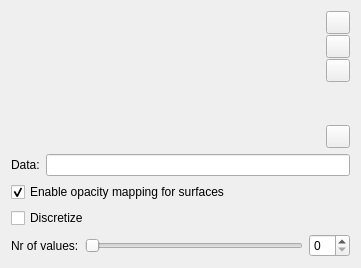
Qt form MorphoDig/Qt/mqColorOpacityEditorWidget.ui (morphomuseum/MorphoDig) before a commit.
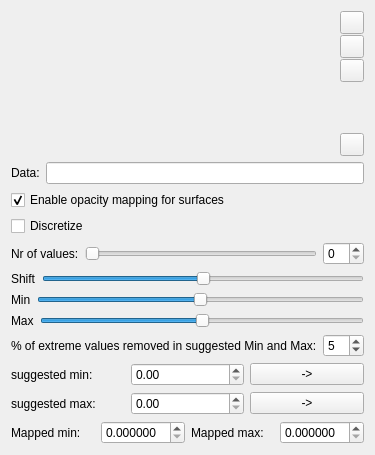
The same form after that commit. Icons and pictures are not drawn. Custom widgets are drawn as their Qt base class.

```diff
--- a/MorphoDig/Qt/mqColorOpacityEditorWidget.ui
+++ b/MorphoDig/Qt/mqColorOpacityEditorWidget.ui
@@ -7,7 +7,7 @@
     <x>0</x>
     <y>0</y>
     <width>361</width>
-    <height>268</height>
+    <height>455</height>
    </rect>
   </property>
   <property name="windowTitle">
@@ -213,6 +213,168 @@
      </item>
     </layout>
    </item>
+   <item>
+    <layout class="QVBoxLayout" name="verticalLayout_3">
+     <item>
+      <layout class="QHBoxLayout" name="HLayoutSliderShift">
+       <item>
+        <widget class="QLabel" name="label_3">
+         <property name="text">
+          <string>Shift</string>
+         </property>
+        </widget>
+       </item>
+       <item>
+        <widget class="QReleaseSlider" name="sliderShift">
+         <property name="minimum">
+          <number>-99</number>
+         </property>
+         <property name="orientation">
+          <enum>Qt::Horizontal</enum>
+         </property>
+        </widget>
+       </item>
+      </layout>
+     </item>
+     <item>
+      <layout class="QHBoxLayout" name="HLayoutSliderMin">
+       <item>
+        <widget class="QLabel" name="label_2">
+         <property name="text">
+          <string>Min</string>
+         </property>
+        </widget>
+       </item>
+       <item>
+        <widget class="QReleaseSlider" name="sliderMin">
+         <property name="minimum">
+          <number>-99</number>
+         </property>
+         <property name="orientation">
+          <enum>Qt::Horizontal</enum>
+         </property>
+        </widget>
+       </item>
+      </layout>
+     </item>
+     <item>
+      <layout class="QHBoxLayout" name="HLayoutSliderMax">
+       <item>
+        <widget class="QLabel" name="label_4">
+         <property name="text">
+          <string>Max</string>
+         </property>
+        </widget>
+       </item>
+       <item>
+        <widget class="QReleaseSlider" name="sliderMax">
+         <property name="minimum">
+          <number>-99</number>
+         </property>
+         <property name="orientation">
+          <enum>Qt::Horizontal</enum>
+         </property>
+        </widget>
+       </item>
+      </layout>
+     </item>
+     <item>
+      <layout class="QHBoxLayout" name="HLayoutRemovePercent">
+       <item>
+        <widget class="QLabel" name="labelRemovePercent">
+         <property name="text">
+          <string>% of extreme values removed in suggested Min and Max:</string>
+         </property>
+        </widget>
+       </item>
+       <item>
+        <widget class="QSpinBox" name="removePercent">
+         <property name="singleStep">
+          <number>1</number>
+         </property>
+         <property name="value">
+          <number>5</number>
+         </property>
+        </widget>
+       </item>
+      </layout>
+     </item>
+     <item>
+      <layout class="QHBoxLayout" name="HLayoutSuggestedMin">
+       <item>
+        <widget class="QLabel" name="lSuggestedMin">
+         <property name="text">
+          <string>suggested min:</string>
+         </property>
+        </widget>
+       </item>
+       <item>
+        <widget class="QDoubleSpinBox" name="suggestedMin"/>
+       </item>
+       <item>
+        <widget class="QPushButton" name="pushScalarSuggestedMin">
+         <property name="text">
+          <string>-&gt;</string>
+         </property>
+        </widget>
+       </item>
+      </layout>
+     </item>
+     <item>
+      <layout class="QHBoxLayout" name="HLayoutSuggestedMax">
+       <item>
+        <widget class="QLabel" name="lSuggestedMax">
+         <property name="text">
+          <string>suggested max:</string>
+         </property>
+        </widget>
+       </item>
+       <item>
+        <widget class="QDoubleSpinBox" name="suggestedMax"/>
+       </item>
+       <item>
+        <widget class="QPushButton" name="pushScalarSuggestedMax">
+         <property name="text">
+          <string>-&gt;</string>
+         </property>
+        </widget>
+       </item>
+      </layout>
+     </item>
+     <item>
+      <layout class="QHBoxLayout" name="HLayoutMinMax">
+       <item>
+        <widget class="QLabel" name="LMapMin">
+         <property name="text">
+          <string>Mapped min:</string>
+         </property>
+        </widget>
+       </item>
+       <item>
+        <widget class="QDoubleSpinBox" name="currentMin">
+         <property name="decimals">
+          <number>6</number>
+         </property>
+        </widget>
+       </item>
+       <item>
+        <widget class="QLabel" name="label_5">
+         <property name="text">
+          <string>Mapped max:</string>
+         </property>
+        </widget>
+       </item>
+       <item>
+        <widget class="QDoubleSpinBox" name="currentMax">
+         <property name="decimals">
+          <number>6</number>
+         </property>
+        </widget>
+       </item>
+      </layout>
+     </item>
+    </layout>
+   </item>
   </layout>
  </widget>
  <customwidgets>
@@ -227,6 +389,11 @@
    <extends>QLineEdit</extends>
    <header>mqLineEdit.h</header>
   </customwidget>
+  <customwidget>
+   <class>QReleaseSlider</class>
+   <extends>QSlider</extends>
+   <header>QReleaseSlider.h</header>
+  </customwidget>
  </customwidgets>
  <resources>
   <include location="../Icons/icons.qrc"/>
```
